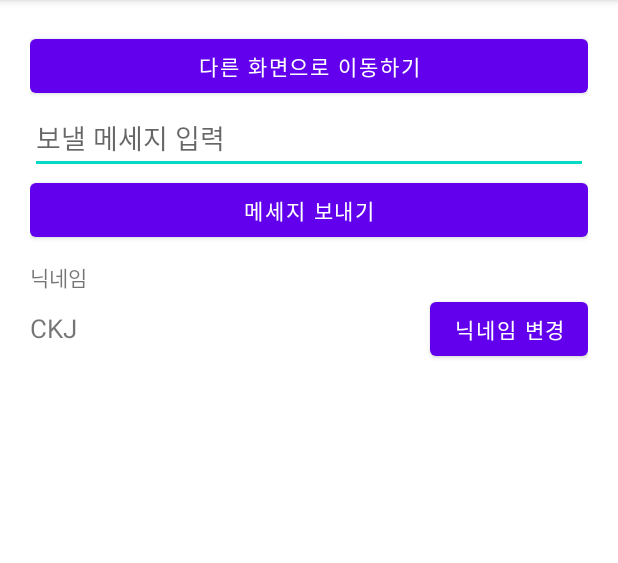
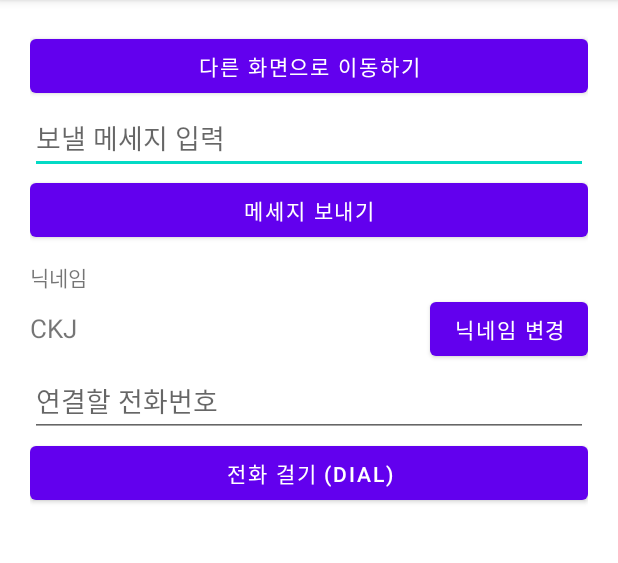
Before and after one commit to nepp-plus/Intent_20220226, an Android app: the screen it shows after launch (MainActivity), on a phone screen of 412 x 824 dp, the part 84-647 px from its top. Run offline under Robolectric (Android 15) with nearby library versions, the phone set to English and light mode, and no system bars.

Commit message:
DIAL 액션 사용 예제  - 입력한 폰번에 전화 연결 (통화버튼 X)

```diff
--- a/app/src/main/res/layout/activity_main.xml
+++ b/app/src/main/res/layout/activity_main.xml
@@ -57,5 +57,18 @@
 
     </LinearLayout>
 
+    <EditText
+        android:id="@+id/edtPhoneNum"
+        android:layout_width="match_parent"
+        android:layout_height="wrap_content"
+        android:hint="연결할 전화번호"
+        android:inputType="phone" />
+
+    <Button
+        android:id="@+id/btnDial"
+        android:layout_width="match_parent"
+        android:layout_height="wrap_content"
+        android:text="전화 걸기 (DIAL)" />
+
 
 </LinearLayout>
```
Also changed, not shown: app/src/main/java/com/neppplus/intent_20220226/MainActivity.kt (+16 -0 lines).
